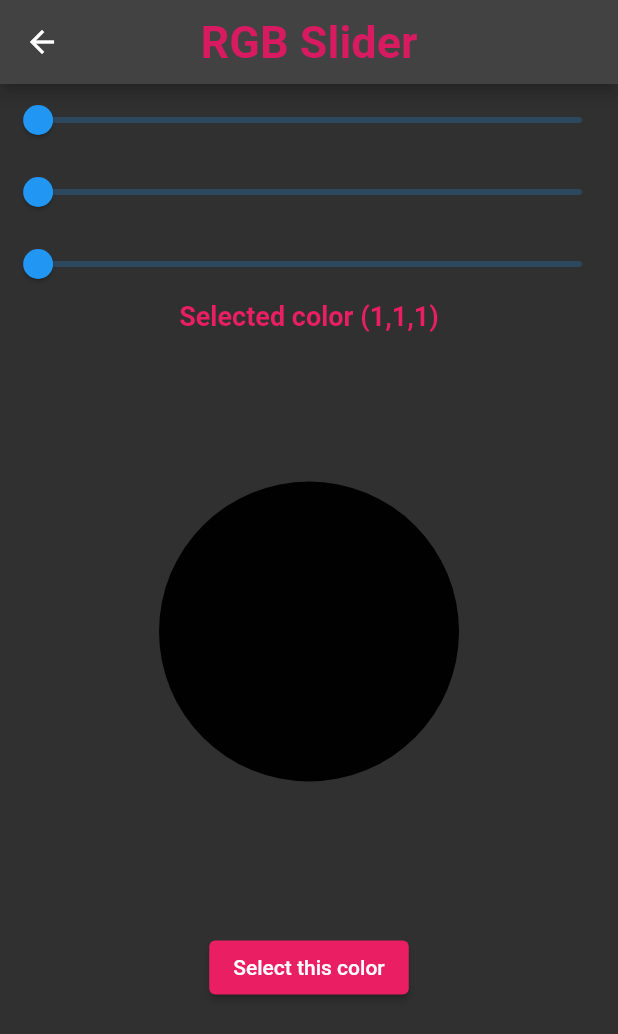
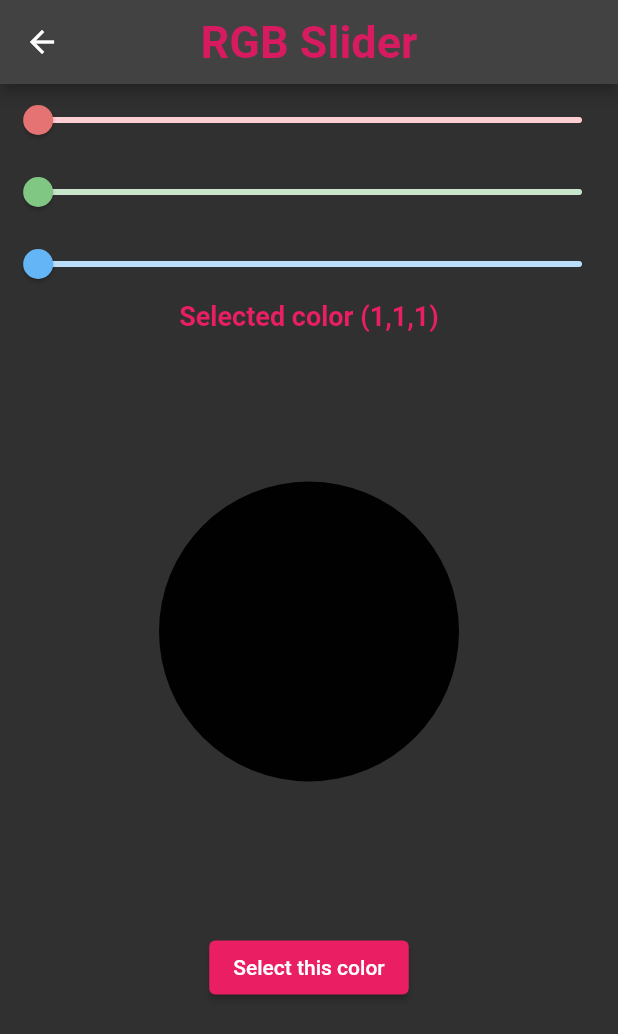
Before and after one commit to cornsnakeftw/navigator, a Flutter app: the rgbPage screen opened by its route, on a phone screen of 412 x 824 dp. Shown: the top 1034 px of the screen. Run offline on Flutter 3.47's test engine with Material 2 defaults, Android fonts, the phone set to English and light mode, and no system bars.

Commit message:
chg slider colour

```diff
--- a/lib/rgb_slider.dart
+++ b/lib/rgb_slider.dart
@@ -46,6 +46,9 @@ class _rgbPageState extends State<rgbPage> {
             Slider(
                 min: 0,
                 max: 255,
+                activeColor: Colors.red,
+                inactiveColor: Colors.red.shade100,
+                thumbColor: Colors.red.shade300,
                 value: red.toDouble(),
                 onChanged: (value) {
                   red = value.toInt();
@@ -55,6 +58,9 @@ class _rgbPageState extends State<rgbPage> {
             Slider(
                 min: 0,
                 max: 255,
+                activeColor: Colors.green,
+                inactiveColor: Colors.green.shade100,
+                thumbColor: Colors.green.shade300,
                 value: green.toDouble(),
                 onChanged: (value) {
                   green = value.toInt();
@@ -64,6 +70,9 @@ class _rgbPageState extends State<rgbPage> {
             Slider(
                 min: 0,
                 max: 255,
+                activeColor: Colors.blue,
+                inactiveColor: Colors.blue.shade100,
+                thumbColor: Colors.blue.shade300,
                 value: blue.toDouble(),
                 onChanged: (value) {
                   blue = value.toInt();
@@ -76,7 +85,9 @@ class _rgbPageState extends State<rgbPage> {
                   color: Colors.pink,
                   fontSize: 18,
                   fontWeight: FontWeight.bold),
+
             ),
+
             Container(
               margin: EdgeInsets.all(100.0),
               width: 200,
```
